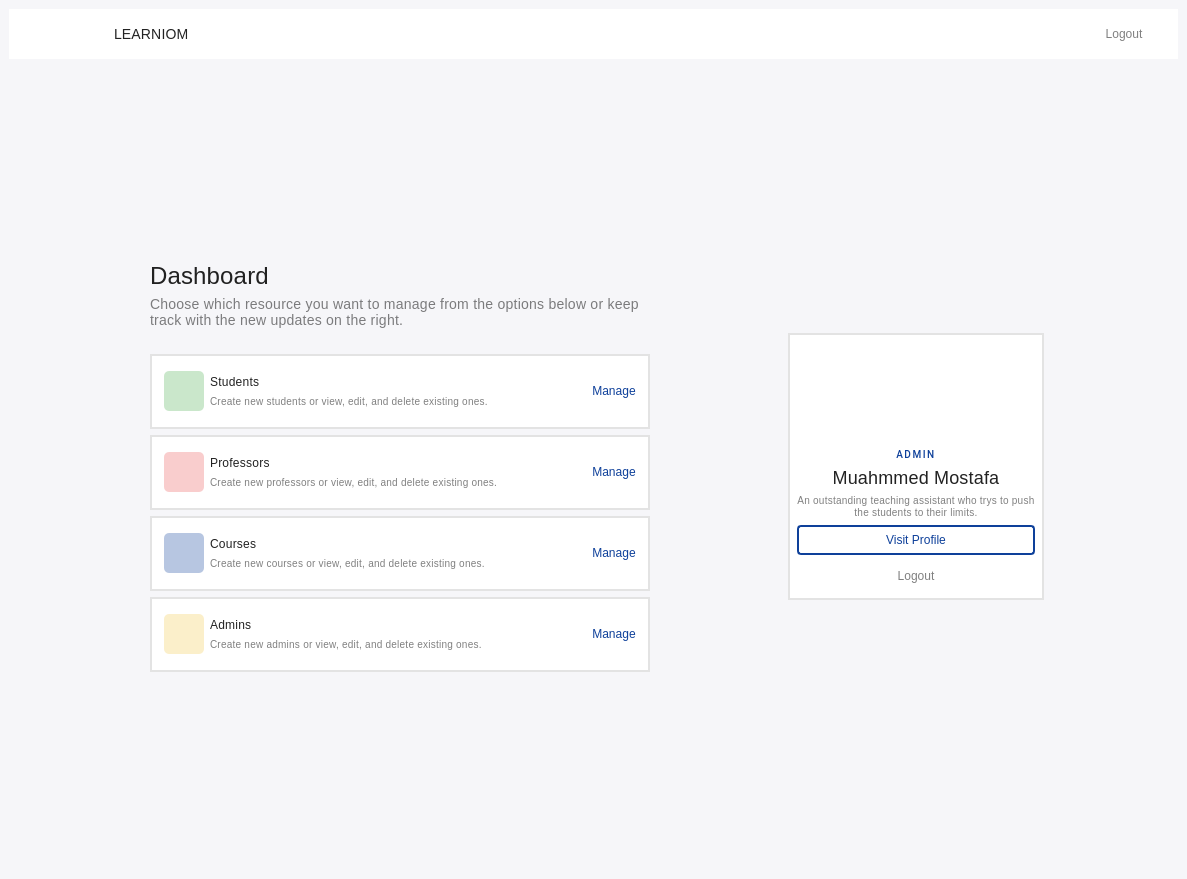
First picture: the form in mainwindow.ui, repository omarmohhameed29/Learniom-Learning-System, before the edit.
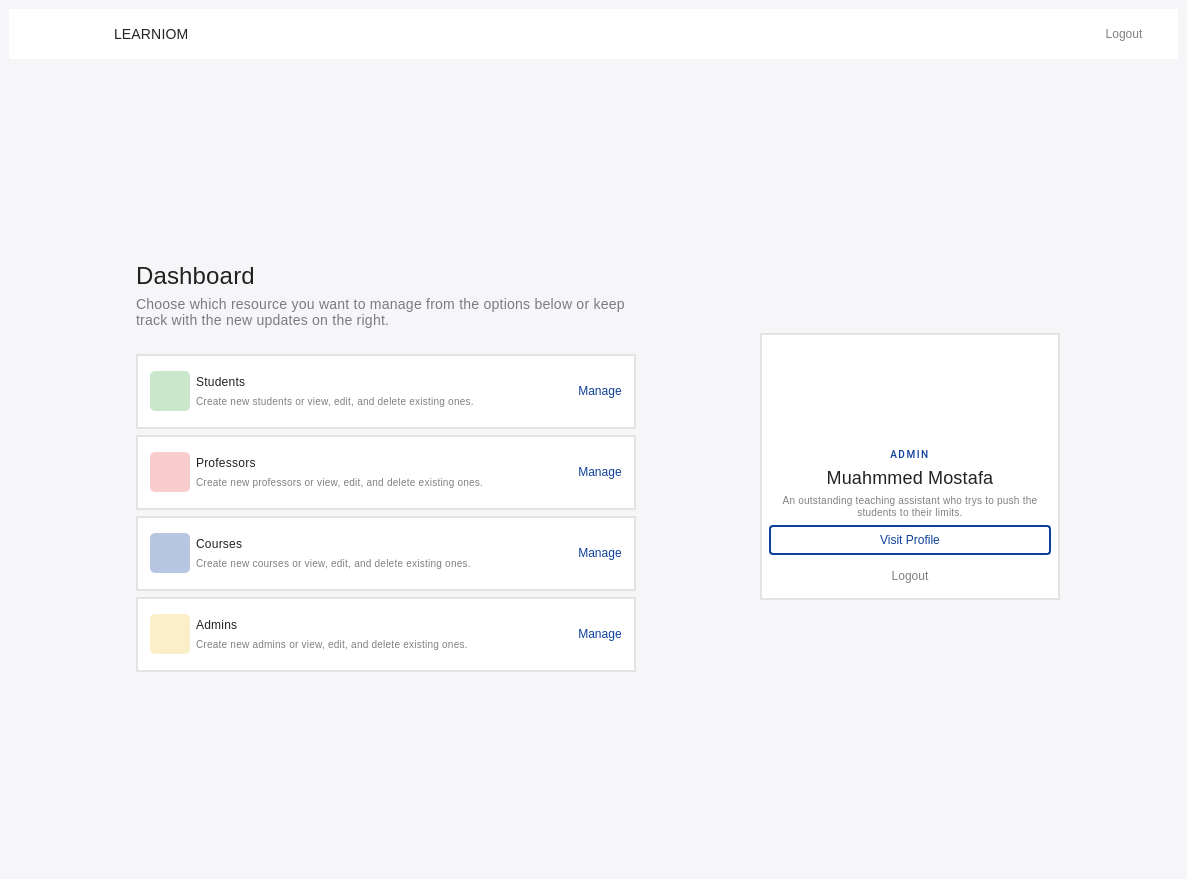
Second picture: the form after the edit. The open tabs and pages were chosen to show the change. Icons and pictures are not drawn.

Commit message: Finish Courses + Hardcoded data

Diff of the .ui file:
```diff
--- a/mainwindow.ui
+++ b/mainwindow.ui
@@ -1674,6 +1674,12 @@
               <verstretch>0</verstretch>
              </sizepolicy>
             </property>
+            <property name="minimumSize">
+             <size>
+              <width>300</width>
+              <height>0</height>
+             </size>
+            </property>
             <property name="styleSheet">
              <string notr="true">background-color: #fff;
 border: 2px solid rgb(227, 227, 227);
```
Left out of the diff: 8 changed lines with no effect on the pictures. The commit also changes 2 other files.
